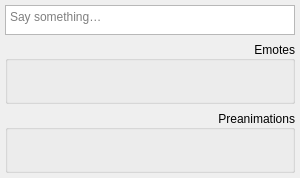
AttorneyOnline/AnimatedChatroom, file ui/ic.ui: the form before one commit.
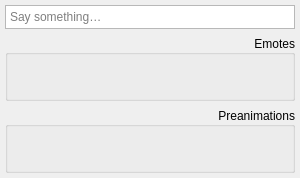
The form after the commit. Icons and pictures are not drawn. Custom widgets are drawn as their Qt base class.

Commit message: Add basic chat packet; fix some UI annoyances

Patch:
```diff
--- a/ui/ic.ui
+++ b/ui/ic.ui
@@ -44,6 +44,12 @@
         <height>24</height>
        </size>
       </property>
+      <property name="maximumSize">
+       <size>
+        <width>16777215</width>
+        <height>24</height>
+       </size>
+      </property>
       <property name="tabChangesFocus">
        <bool>true</bool>
       </property>
```
The commit also changes 7 other files.
